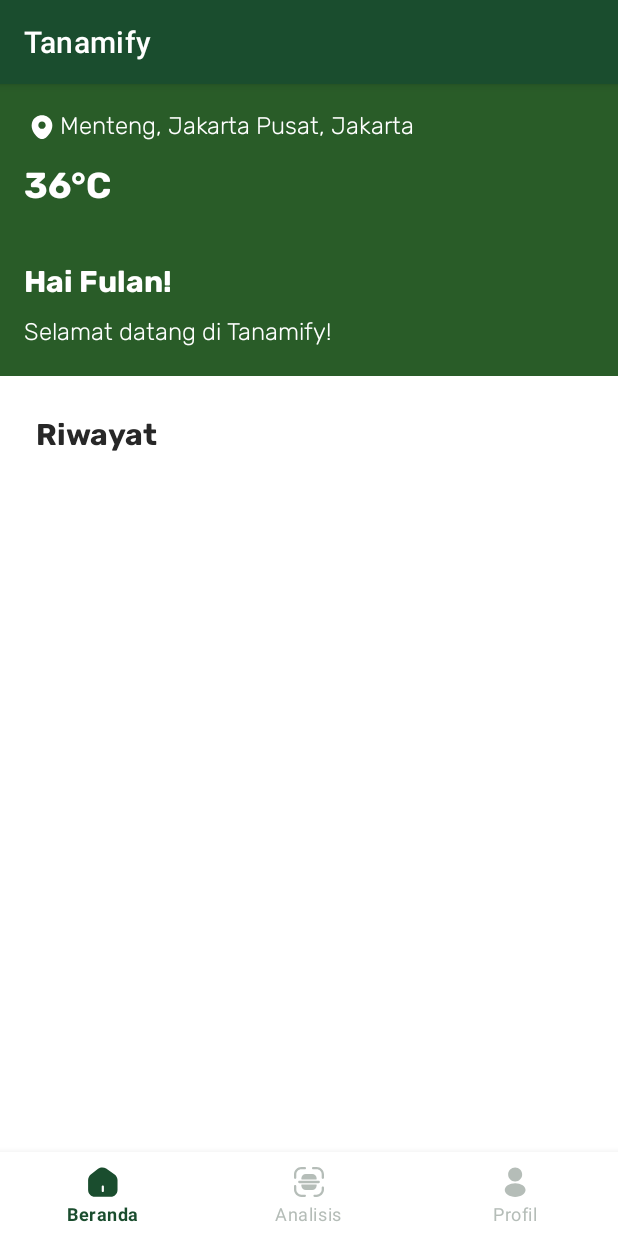
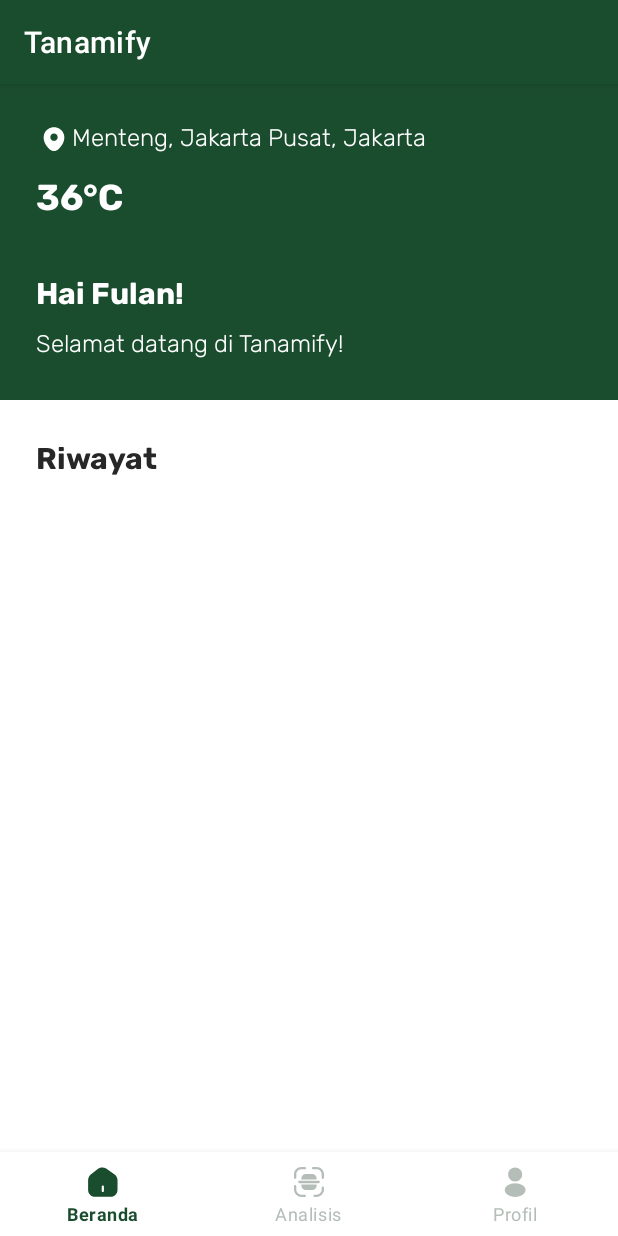
Before and after one commit to Tanamify/MD-Tanamify, an Android app: the HomeFragment screen opened directly, with no data from a screen before it, on a phone screen of 412 x 824 dp. Run offline under Robolectric (Android 15) with nearby library versions, the phone set to English and light mode, and no system bars; our stand-ins replace navigation-ui; 2 statements that could not run were skipped.

Commit message:
fix: home & history

```diff
--- a/app/src/main/java/com/bangkit/tanamify/data/local/TanamifyDAtabase.kt
+++ b/app/src/main/java/com/bangkit/tanamify/data/local/TanamifyDatabase.kt
@@ -6,22 +6,22 @@
 import androidx.room.RoomDatabase
 
 @Database(entities = [HistoryEntity::class], version = 1)
-abstract class AsclepiusDatabase: RoomDatabase() {
+abstract class TanamifyDatabase: RoomDatabase() {
     abstract fun historyDao(): HistoryDao
     companion object{
         @Volatile
-        private var INSTANCE: AsclepiusDatabase? = null
+        private var INSTANCE: TanamifyDatabase? = null
         @JvmStatic
-        fun getDatabase(context: Context):AsclepiusDatabase{
+        fun getDatabase(context: Context):TanamifyDatabase{
             if (INSTANCE == null){
-                synchronized(AsclepiusDatabase::class.java){
+                synchronized(TanamifyDatabase::class.java){
                     INSTANCE = Room.databaseBuilder(context.applicationContext,
-                        AsclepiusDatabase::class.java, "asclepius_database")
+                        TanamifyDatabase::class.java, "tanamify_database")
                         .allowMainThreadQueries()
                         .build()
                 }
             }
-            return INSTANCE as AsclepiusDatabase
+            return INSTANCE as TanamifyDatabase
         }
     }
 }
--- a/app/src/main/res/layout/fragment_home.xml
+++ b/app/src/main/res/layout/fragment_home.xml
@@ -12,8 +12,8 @@
         android:layout_width="match_parent"
         android:layout_height="wrap_content"
         android:orientation="vertical"
-        android:background="#295C28"
-        android:padding="16dp">
+        android:background="@color/green_primary"
+        android:padding="24dp">
 
         <TextView
             android:id="@+id/tv_location"
```
